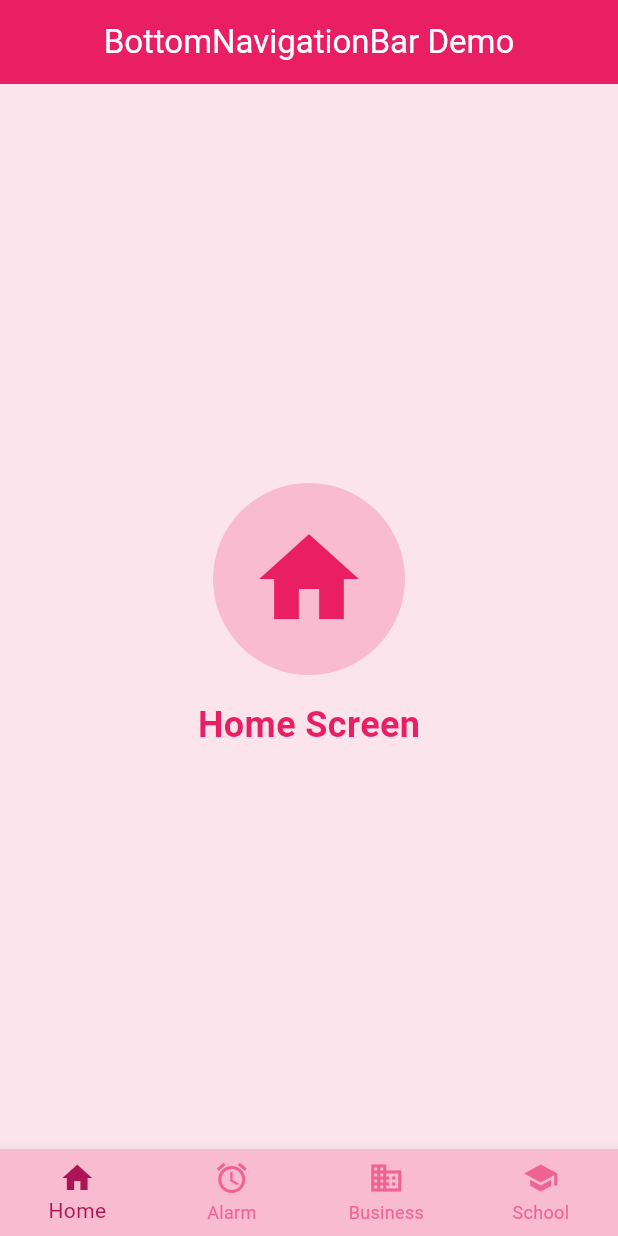
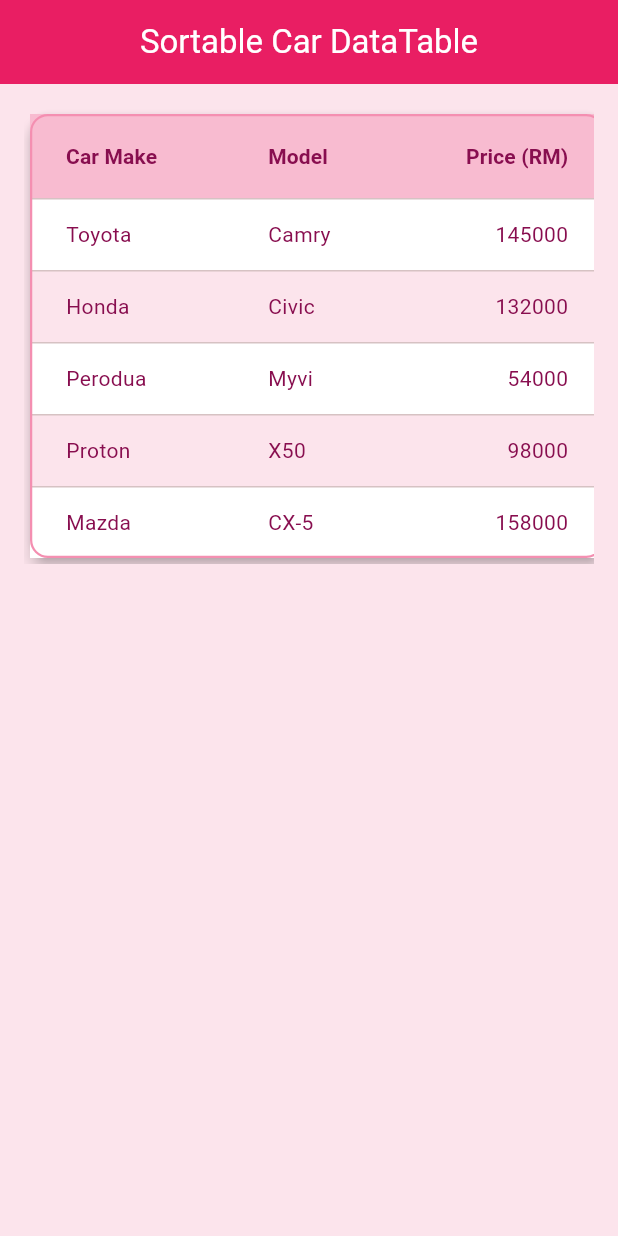
Before and after one commit to aimarzeti/TMA3084_G02_103033_Lab05_Lesson07, a Flutter app: the screen it shows after launch, on a phone screen of 412 x 824 dp. Run offline on Flutter 3.47's test engine with Material 3 defaults, Android fonts, the phone set to English and light mode, and no system bars.

Commit message:
Complete Part 2: Pink Sortable DataTable

```diff
--- a/lib/main.dart
+++ b/lib/main.dart
@@ -1,12 +1,15 @@
 import 'package:flutter/material.dart';
-
-import 'screen1.dart';
-import 'screen2.dart';
-import 'screen3.dart';
-import 'screen4.dart';
 
 void main() {
   runApp(const MyApp());
+}
+
+class Car {
+  final String make;
+  final String model;
+  final int price;
+
+  Car({required this.make, required this.model, required this.price});
 }
 
 class MyApp extends StatelessWidget {
@@ -16,7 +19,7 @@ class MyApp extends StatelessWidget {
   Widget build(BuildContext context) {
     return MaterialApp(
       debugShowCheckedModeBanner: false,
-      title: 'Lab 05 - Part 1',
+      title: 'Lab 05 - Part 2',
       theme: ThemeData(
         colorScheme: ColorScheme.fromSeed(seedColor: Colors.pink),
         scaffoldBackgroundColor: Colors.pink.shade50,
@@ -26,55 +29,139 @@ class MyApp extends StatelessWidget {
           centerTitle: true,
         ),
       ),
-      home: const MainNavigationScreen(),
+      home: const CarDataTableScreen(),
     );
   }
 }
 
-class MainNavigationScreen extends StatefulWidget {
-  const MainNavigationScreen({super.key});
+class CarDataTableScreen extends StatefulWidget {
+  const CarDataTableScreen({super.key});
 
   @override
-  State<MainNavigationScreen> createState() => _MainNavigationScreenState();
+  State<CarDataTableScreen> createState() => _CarDataTableScreenState();
 }
 
-class _MainNavigationScreenState extends State<MainNavigationScreen> {
-  int _selectedIndex = 0;
+class _CarDataTableScreenState extends State<CarDataTableScreen> {
+  int? _sortColumnIndex;
+  bool _isAscending = true;
 
-  final List<Widget> _screens = const [
-    Screen1(),
-    Screen2(),
-    Screen3(),
-    Screen4(),
+  final List<Car> _cars = [
+    Car(make: 'Toyota', model: 'Camry', price: 145000),
+    Car(make: 'Honda', model: 'Civic', price: 132000),
+    Car(make: 'Perodua', model: 'Myvi', price: 54000),
+    Car(make: 'Proton', model: 'X50', price: 98000),
+    Car(make: 'Mazda', model: 'CX-5', price: 158000),
   ];
 
-  void _onItemTapped(int index) {
+  void _onSort(int columnIndex, bool ascending) {
     setState(() {
-      _selectedIndex = index;
+      _sortColumnIndex = columnIndex;
+      _isAscending = ascending;
+
+      if (columnIndex == 0) {
+        _cars.sort(
+          (a, b) =>
+              ascending ? a.make.compareTo(b.make) : b.make.compareTo(a.make),
+        );
+      } else if (columnIndex == 1) {
+        _cars.sort(
+          (a, b) => ascending
+              ? a.model.compareTo(b.model)
+              : b.model.compareTo(a.model),
+        );
+      } else if (columnIndex == 2) {
+        _cars.sort(
+          (a, b) => ascending
+              ? a.price.compareTo(b.price)
+              : b.price.compareTo(a.price),
+        );
+      }
     });
   }
 
   @override
   Widget build(BuildContext context) {
     return Scaffold(
-      appBar: AppBar(title: const Text('BottomNavigationBar Demo')),
-      body: _screens[_selectedIndex],
-      bottomNavigationBar: BottomNavigationBar(
-        type: BottomNavigationBarType.fixed,
-        backgroundColor: Colors.pink.shade100,
-        currentIndex: _selectedIndex,
-        selectedItemColor: Colors.pink.shade800,
-        unselectedItemColor: Colors.pink.shade300,
-        onTap: _onItemTapped,
-        items: const [
-          BottomNavigationBarItem(icon: Icon(Icons.home), label: 'Home'),
-          BottomNavigationBarItem(icon: Icon(Icons.alarm), label: 'Alarm'),
-          BottomNavigationBarItem(
-            icon: Icon(Icons.business),
-            label: 'Business',
+      appBar: AppBar(title: const Text('Sortable Car DataTable')),
+      body: Padding(
+        padding: const EdgeInsets.all(16.0),
+        child: SingleChildScrollView(
+          scrollDirection: Axis.horizontal,
+          child: Card(
+            color: Colors.white,
+            elevation: 4,
+            shape: RoundedRectangleBorder(
+              borderRadius: BorderRadius.circular(12),
+              side: BorderSide(color: Colors.pink.shade200, width: 1.5),
+            ),
+            child: DataTable(
+              sortColumnIndex: _sortColumnIndex,
+              sortAscending: _isAscending,
+              headingRowColor: WidgetStateProperty.all(Colors.pink.shade100),
+              columns: [
+                DataColumn(
+                  label: Text(
+                    'Car Make',
+                    style: TextStyle(
+                      fontWeight: FontWeight.bold,
+                      color: Colors.pink.shade900,
+                    ),
+                  ),
+                  onSort: _onSort,
+                ),
+                DataColumn(
+                  label: Text(
+                    'Model',
+                    style: TextStyle(
+                      fontWeight: FontWeight.bold,
+                      color: Colors.pink.shade900,
+                    ),
+                  ),
+                  onSort: _onSort,
+                ),
+                DataColumn(
+                  label: Text(
+                    'Price (RM)',
+                    style: TextStyle(
+                      fontWeight: FontWeight.bold,
+                      color: Colors.pink.shade900,
+                    ),
+                  ),
+                  numeric: true,
+                  onSort: _onSort,
+                ),
+              ],
+              rows: List<DataRow>.generate(_cars.length, (index) {
+                final car = _cars[index];
+                return DataRow(
+                  color: WidgetStateProperty.all(
+                    index.isEven ? Colors.white : Colors.pink.shade50,
+                  ),
+                  cells: [
+                    DataCell(
+                      Text(
+                        car.make,
+                        style: TextStyle(color: Colors.pink.shade900),
+                      ),
+                    ),
+                    DataCell(
+                      Text(
+                        car.model,
+                        style: TextStyle(color: Colors.pink.shade900),
+                      ),
+                    ),
+                    DataCell(
+                      Text(
+                        car.price.toString(),
+                        style: TextStyle(color: Colors.pink.shade900),
+                      ),
+                    ),
+                  ],
+                );
+              }),
+            ),
           ),
-          BottomNavigationBarItem(icon: Icon(Icons.school), label: 'School'),
-        ],
+        ),
       ),
     );
   }
```
